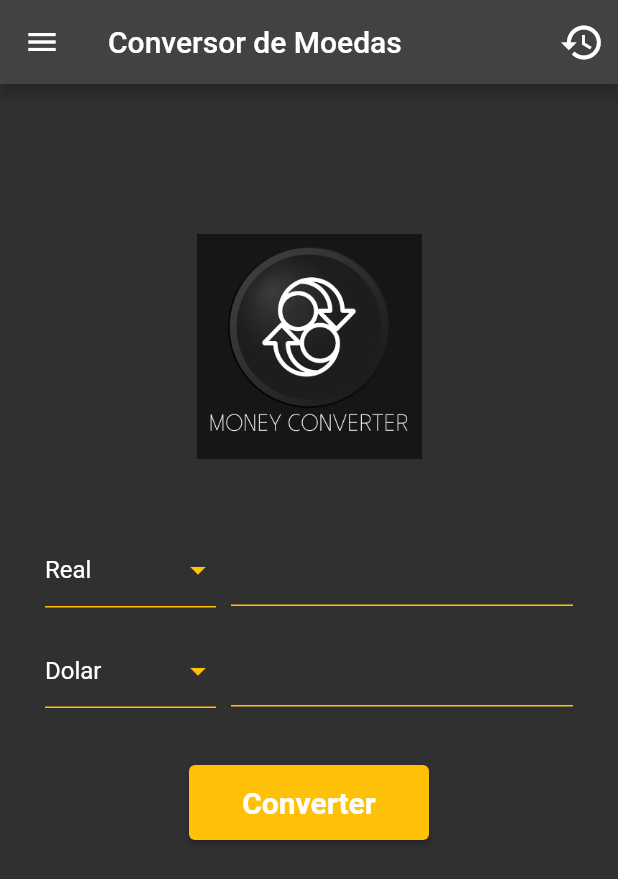
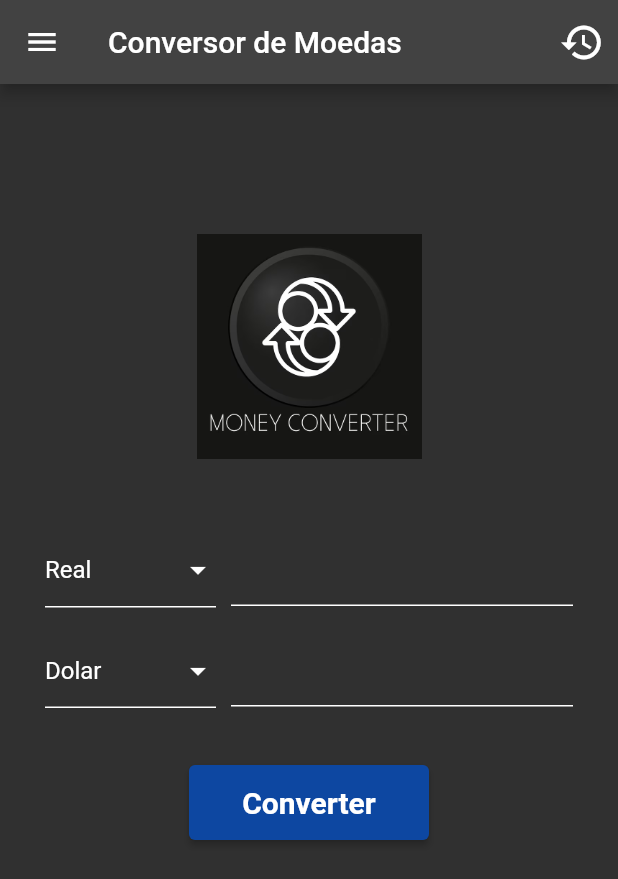
Before and after one commit to vitordbo/Conversor-de-moedas, a Flutter app: the screen it shows after launch, on a phone screen of 412 x 824 dp. Shown: the top 879 px of the screen. Run offline on Flutter 3.47's test engine with Material 2 defaults, Android fonts, the phone set to English and light mode, and no system bars.

Commit message:
color to blue

```diff
--- a/lib/app/components/currency_box.dart
+++ b/lib/app/components/currency_box.dart
@@ -26,12 +26,12 @@ class CurrencyBox extends StatelessWidget {
           child: SizedBox(
             height: 57,
             child: DropdownButton<CurrencyModel>(
-              iconEnabledColor: Colors.amber,
+              iconEnabledColor: Colors.white,
               isExpanded: true,
               value: selectedItem,
               underline: Container(
                 height: 1,
-                color: Colors.amber,
+                color: Colors.white,
               ),
               items: items
                   .map((e) => DropdownMenuItem(value: e, child: Text(e.name)))
@@ -48,10 +48,10 @@ class CurrencyBox extends StatelessWidget {
             controller: controller,
             decoration: const InputDecoration(
               enabledBorder: UnderlineInputBorder(
-                borderSide: BorderSide(color: Colors.amber),
+                borderSide: BorderSide(color: Colors.white),
               ),
               focusedBorder: UnderlineInputBorder(
-                borderSide: BorderSide(color: Colors.amber),
+                borderSide: BorderSide(color: Colors.white),
               ),
             ),
           ),
--- a/lib/app/views/history_view.dart
+++ b/lib/app/views/history_view.dart
@@ -63,7 +63,8 @@ class _HistoryScreenState extends State<HistoryScreen> {
           Padding(
             padding: const EdgeInsets.all(16.0),
             child: ElevatedButton(
-              style: ElevatedButton.styleFrom(backgroundColor: Colors.amber),
+              style: ElevatedButton.styleFrom(
+                  backgroundColor: Colors.blue.shade900),
               onPressed: () {
                 _clearHistory();
               },
--- a/lib/app/views/home_view.dart
+++ b/lib/app/views/home_view.dart
@@ -32,7 +32,7 @@ class _HomeViewState extends State<HomeView> {
         child: Column(
           children: [
             UserAccountsDrawerHeader(
-                decoration: BoxDecoration(color: Colors.amber.withOpacity(0.5)),
+                decoration: BoxDecoration(color: Colors.blue.shade900),
                 currentAccountPicture: ClipRRect(
                     borderRadius: BorderRadius.circular(40),
                     child: Image.network(
@@ -114,8 +114,8 @@ class _HomeViewState extends State<HomeView> {
                 height: 50,
                 width: 160,
                 child: ElevatedButton(
-                  style:
-                      ElevatedButton.styleFrom(backgroundColor: Colors.amber),
+                  style: ElevatedButton.styleFrom(
+                      backgroundColor: Colors.blue.shade900),
                   onPressed: () {
                     homeController.convert();
                   },
```
